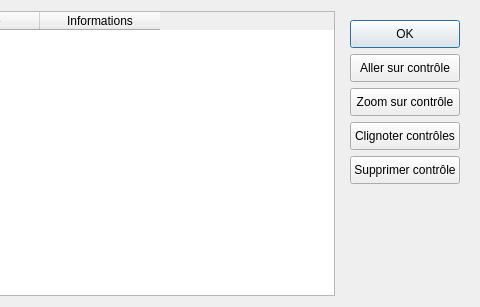
This is voir_controles.ui in Taoalex542/portage-OGRE-QGIS as Qt 5 draws it before an edit; both pictures show x 452 to 932 and y 0 to 307 of the 932 by 307 pixel window. The edited form follows.
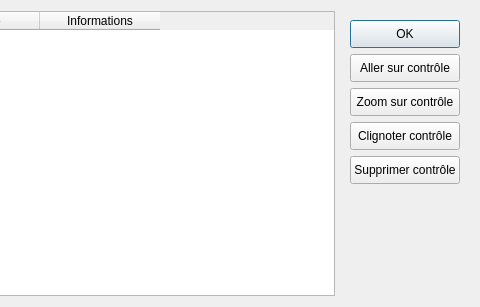
This is the edited form.

Commit message: le bouton "Clignoter contrôle" fais maintenant clignoter un seul objet contrôle

The edit to the form file:
```diff
--- a/voir_controles.ui
+++ b/voir_controles.ui
@@ -163,7 +163,7 @@
          </size>
         </property>
         <property name="text">
-         <string>Clignoter contrôles</string>
+         <string>Clignoter contrôle</string>
         </property>
        </widget>
       </item>
```
The commit also changes 1 other file.
